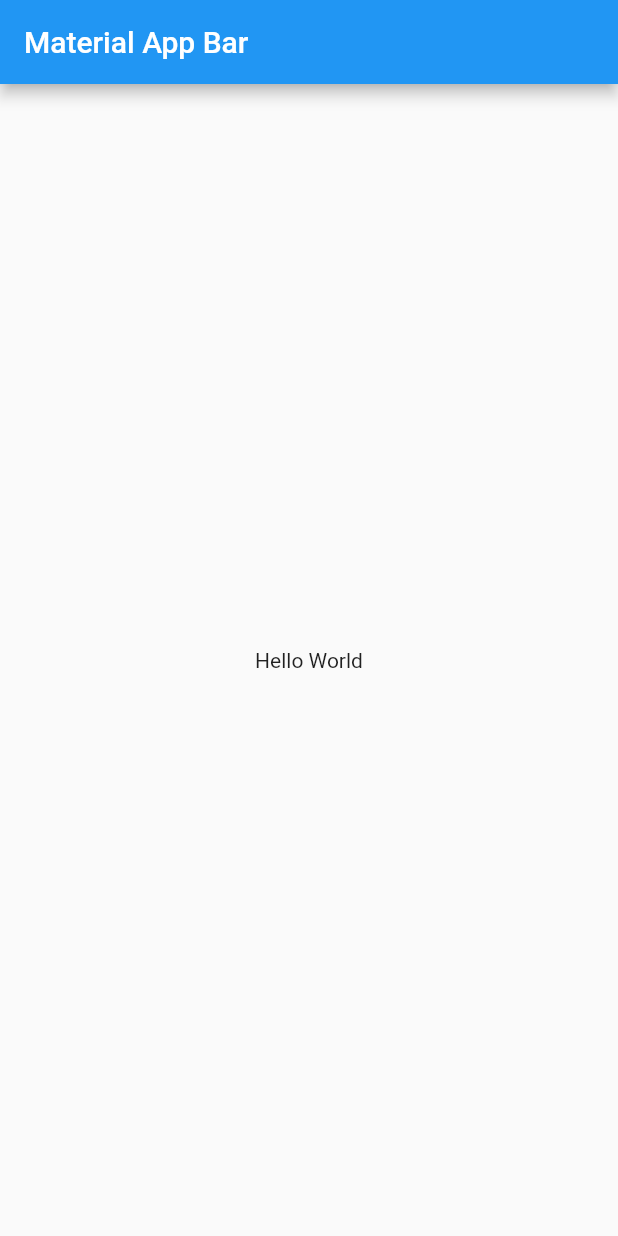
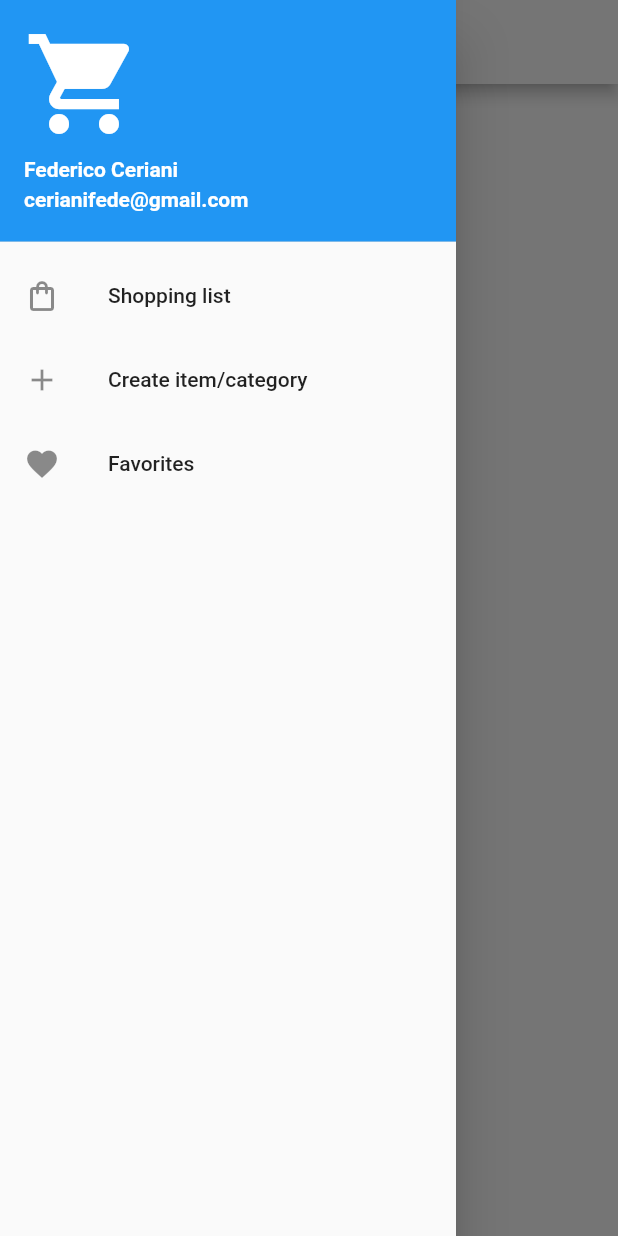
Before and after one commit to fedeceri/create-thrive-challenge, a Flutter app: the screen it shows after launch, with the side drawer open (before the commit the screen has no drawer), on a phone screen of 412 x 824 dp. Run offline on Flutter 3.47's test engine with Material 2 defaults, Android fonts, the phone set to English and light mode, and no system bars; our stand-ins replace fluttertoast.

Commit message:
Added appbar

```diff
--- a/lib/const.dart
+++ b/lib/const.dart
@@ -1,9 +1,9 @@
 import 'package:flutter/material.dart';
 import 'package:fluttertoast/fluttertoast.dart';
 
-const backGroundColor = Color.fromRGBO(0, 0, 0, 1.0);
-const blueColor = Color.fromRGBO(0, 149, 246, 1);
-const primaryColor = Colors.white;
+const backGroundColor = Colors.white;
+const blueColor = Color(0xFF5983F7);
+const primaryColor = Colors.black87;
 const secondaryColor = Colors.grey;
 const darkGreyColor = Color.fromRGBO(97, 97, 97, 1);
 
--- a/lib/features/presentation/screens/create_item_and_category/create_item_and_category_screen.dart
+++ b/lib/features/presentation/screens/create_item_and_category/create_item_and_category_screen.dart
@@ -9,10 +9,7 @@ class CreateItemAndCategoryScreen extends StatelessWidget {
   @override
   Widget build(BuildContext context) {
     return CustomScaffold(
-        appBar: AppBar(
-          backgroundColor: backGroundColor,
-          title: const Text("Create Item and Category Screen", style: TextStyle(color: primaryColor),),
-        )
+        screenName: "Create Item and Category Screen",
     );
   }
 }
--- a/lib/features/presentation/screens/favorites/favorites_screen.dart
+++ b/lib/features/presentation/screens/favorites/favorites_screen.dart
@@ -9,10 +9,7 @@ class FavoritesScreen extends StatelessWidget {
   @override
   Widget build(BuildContext context) {
     return CustomScaffold(
-        appBar: AppBar(
-          backgroundColor: backGroundColor,
-          title: const Text("Favorites Screen", style: TextStyle(color: primaryColor),),
-        )
+        screenName: "Favorites Screen",
     );
   }
 }
--- /dev/null
+++ b/lib/features/presentation/screens/main_screen/main_screen.dart
@@ -0,0 +1,60 @@
+import 'package:challenge/features/presentation/screens/favorites/favorites_screen.dart';
+import 'package:challenge/features/presentation/screens/shopping_list/shopping_list_screen.dart';
+import 'package:challenge/features/presentation/widgets/custom_scaffold.dart';
+import 'package:flutter/cupertino.dart';
+import 'package:flutter/material.dart';
+
+import '../../../../const.dart';
+import '../create_item_and_category/create_item_and_category_screen.dart';
+
+class MainScreen extends StatefulWidget {
+  const MainScreen({Key? key}) : super(key: key);
+
+  @override
+  State<MainScreen> createState() => _MainScreenState();
+}
+
+class _MainScreenState extends State<MainScreen> {
+  int _currentIndex = 0;
+  late PageController pageController;
+
+  @override
+  void initState() {
+    pageController = PageController();
+    super.initState();
+  }
+
+  @override
+  void dispose() {
+    pageController.dispose();
+    super.dispose();
+  }
+
+  void navigationTapped(int index) {
+    pageController.jumpToPage(index);
+  }
+
+  void onPageChanged(int index) {
+    setState(() {
+      _currentIndex = index;
+    });
+  }
+
+  @override
+  Widget build(BuildContext context) {
+    return CustomScaffold(
+      haveAppBar: false,
+      body: PageView(
+        controller: pageController,
+        onPageChanged: (index) {
+          onPageChanged(index);
+        },
+        children: const [
+          ShoppingListScreen(),
+          CreateItemAndCategoryScreen(),
+          FavoritesScreen(),
+        ],
+      ),
+    );
+  }
+}
--- a/lib/features/presentation/screens/shopping_list/shopping_list_screen.dart
+++ b/lib/features/presentation/screens/shopping_list/shopping_list_screen.dart
@@ -9,10 +9,7 @@ class ShoppingListScreen extends StatelessWidget {
   @override
   Widget build(BuildContext context) {
     return CustomScaffold(
-      appBar: AppBar(
-        backgroundColor: backGroundColor,
-        title: const Text("Shopping List Screen", style: TextStyle(color: primaryColor),),
-      )
+      screenName: "Shopping List",
     );
   }
 }
--- /dev/null
+++ b/lib/features/presentation/widgets/custom_drawer.dart
@@ -0,0 +1,60 @@
+import 'package:flutter/material.dart';
+
+import '../../../const.dart';
+
+class CustomDrawer extends StatelessWidget {
+  const CustomDrawer({Key? key}) : super(key: key);
+
+  @override
+  Widget build(BuildContext context) {
+    return Drawer(
+      child: ListView(
+        padding: EdgeInsets.zero,
+        children: [
+          const UserAccountsDrawerHeader(
+            accountName: Text(
+              "Federico Ceriani",
+              style: TextStyle(
+                fontWeight: FontWeight.bold,
+              ),
+            ),
+            accountEmail: Text(
+              "cerianifede@gmail.com",
+              style: TextStyle(
+                fontWeight: FontWeight.bold,
+              ),
+            ),
+            currentAccountPicture: Icon(Icons.shopping_cart, color: backGroundColor, size: 80,),
+          ),
+          ListTile(
+            leading: Icon(
+              Icons.shopping_bag_outlined,
+            ),
+            title: const Text('Shopping list'),
+            onTap: () {
+              Navigator.pop(context);
+            },
+          ),
+          ListTile(
+            leading: Icon(
+              Icons.add,
+            ),
+            title: const Text('Create item/category'),
+            onTap: () {
+              Navigator.pop(context);
+            },
+          ),
+          ListTile(
+            leading: Icon(
+              Icons.favorite,
+            ),
+            title: const Text('Favorites'),
+            onTap: () {
+              Navigator.pop(context);
+            },
+          ),
+        ],
+      ),
+    );
+  }
+}
--- a/lib/features/presentation/widgets/custom_scaffold.dart
+++ b/lib/features/presentation/widgets/custom_scaffold.dart
@@ -1,18 +1,37 @@
 import 'package:challenge/const.dart';
+import 'package:challenge/features/presentation/widgets/custom_drawer.dart';
 import 'package:flutter/material.dart';
 
 class CustomScaffold extends StatelessWidget {
   final Widget? body;
-  final AppBar appBar;
+  final Drawer? drawer;
+  final String? screenName;
+  final bool? haveAppBar;
 
-  const CustomScaffold({Key? key, this.body, required this.appBar}) : super(key: key);
+  const CustomScaffold({
+    Key? key,
+    this.body,
+    this.drawer,
+    this.screenName = "",
+    this.haveAppBar = true
+  }) : super(key: key);
 
   @override
   Widget build(BuildContext context) {
     return Scaffold(
       backgroundColor: backGroundColor,
       body: body,
-      appBar: appBar,
+      appBar: haveAppBar! ? AppBar(
+        backgroundColor: backGroundColor,
+        automaticallyImplyLeading: true,
+        centerTitle: true,
+        iconTheme: IconThemeData(color: blueColor),
+        title: Text(
+          screenName ?? "",
+          style: TextStyle(color: primaryColor),
+        ),
+      ) : null,
+      drawer: CustomDrawer(),
     );
   }
 }
--- a/lib/main.dart
+++ b/lib/main.dart
@@ -1,3 +1,6 @@
+import 'package:challenge/features/presentation/screens/main_screen/main_screen.dart';
+import 'package:challenge/features/presentation/screens/shopping_list/shopping_list_screen.dart';
+import 'package:challenge/features/presentation/widgets/custom_scaffold.dart';
 import 'package:flutter/material.dart';
 
 
@@ -11,17 +14,12 @@ class Challenge extends StatelessWidget {
   Widget build(BuildContext context) {
     return MaterialApp(
       debugShowCheckedModeBanner: false,
-      title: 'CT Challenge - Shopping',
-      home: Scaffold(
-        appBar: AppBar(
-          title: Text('Material App Bar'),
-        ),
-        body: Center(
-          child: Container(
-            child: Text('Hello World'),
-          ),
-        ),
-      ),
+      title: 'CT Challenge - Shopping App',
+      routes: {
+        "/": (context) {
+          return MainScreen();
+        }
+      }
     );
   }
 }
--- a/pubspec.yaml
+++ b/pubspec.yaml
@@ -83,9 +83,8 @@ flutter:
   uses-material-design: true
 
   # To add assets to your application, add an assets section, like this:
-  # assets:
-  #   - images/a_dot_burr.jpeg
-  #   - images/a_dot_ham.jpeg
+  assets:
+   - assets/.
 
   # An image asset can refer to one or more resolution-specific "variants", see
   # https://flutter.dev/assets-and-images/#resolution-aware
```
Also changed, not shown: lib/features/data/models/favorite_item/favorite_item.dart (added), lib/features/data/models/shopping_category/shopping_category.dart (added), lib/features/data/models/shopping_item/shopping_item.dart (added), 1 other file.
